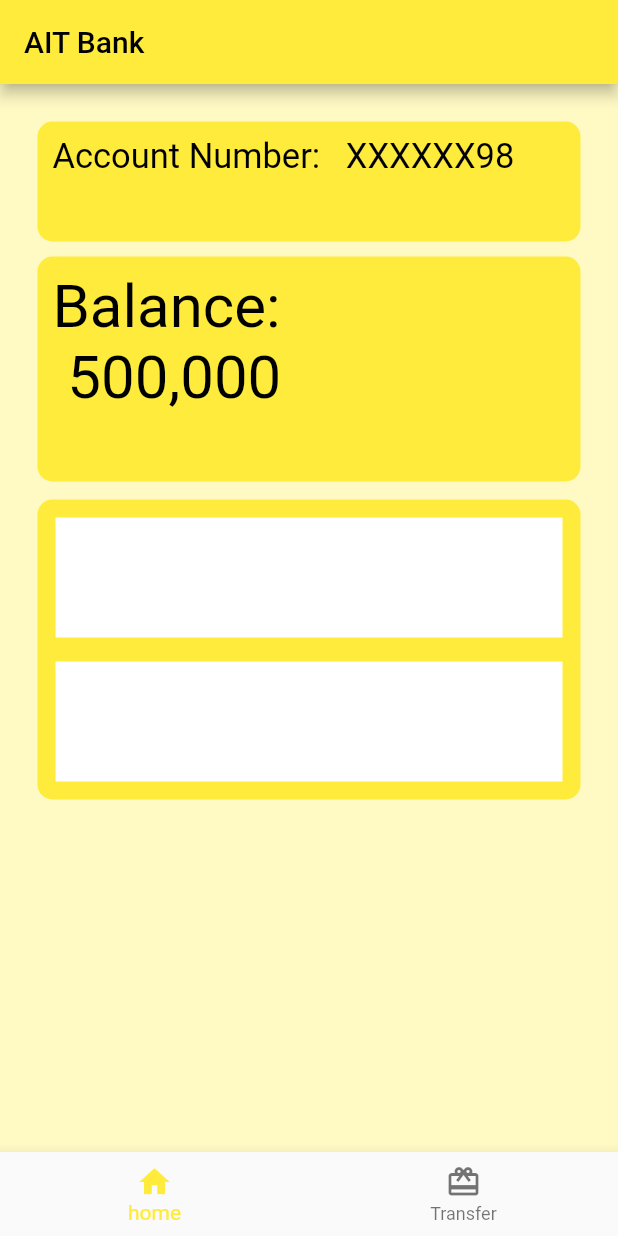
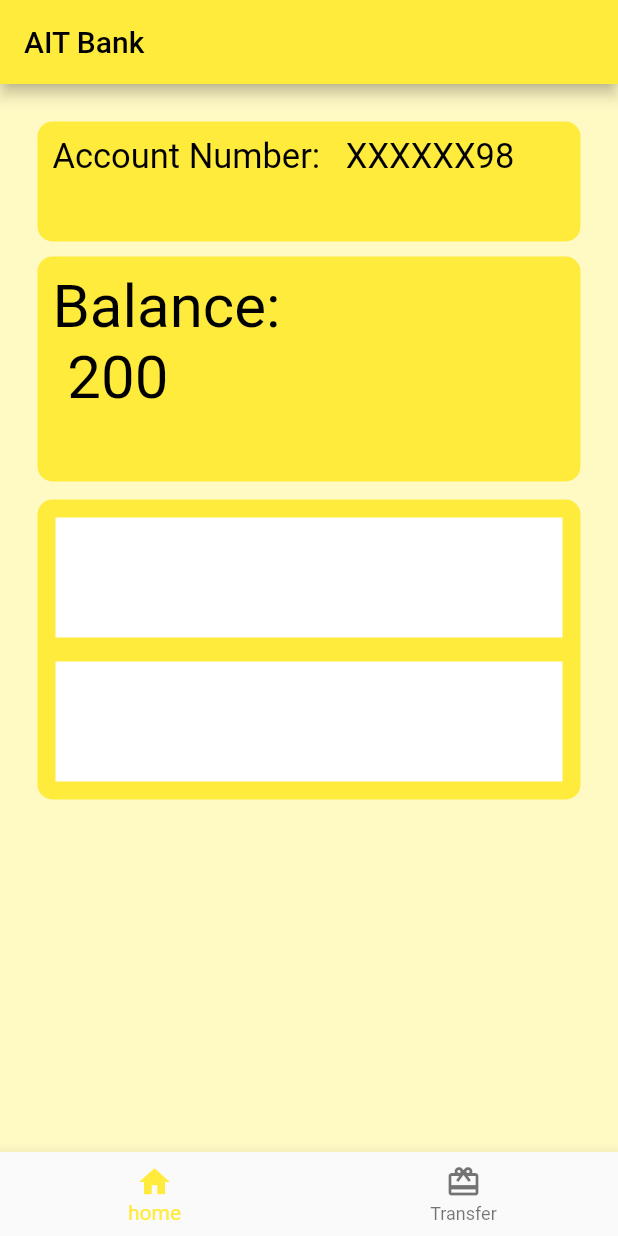
Before and after one commit to AnneRoki/OOPFfutter, a Flutter app: the screen it shows after launch, on a phone screen of 412 x 824 dp. Run offline on Flutter 3.47's test engine with Material 2 defaults, Android fonts, the phone set to English and light mode, and no system bars.

Commit message:
Update dashboard.dart

```diff
--- a/lib/dashboard.dart
+++ b/lib/dashboard.dart
@@ -1,4 +1,5 @@
 import 'package:flutter/material.dart';
+import 'package:flutterexam/ammar.dart';
 
 class Dashboard extends StatelessWidget {
   @override
@@ -37,7 +38,7 @@ class Dashboard extends StatelessWidget {
               child: Padding(
                 padding: EdgeInsets.all(10),
                 child: Text(
-                  'Balance: \n 500,000',
+                  'Balance: \n $money',
                   style: TextStyle(fontSize: 40, color: Colors.black),
                 ),
               ),
```
